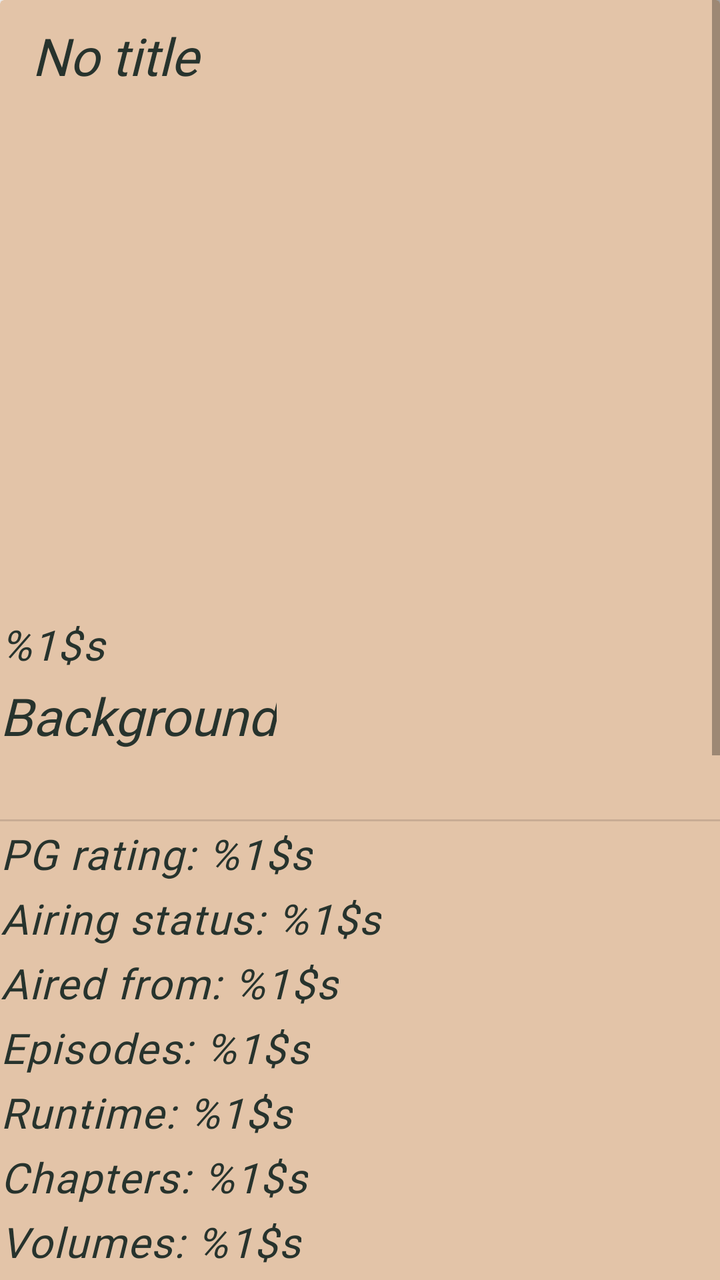
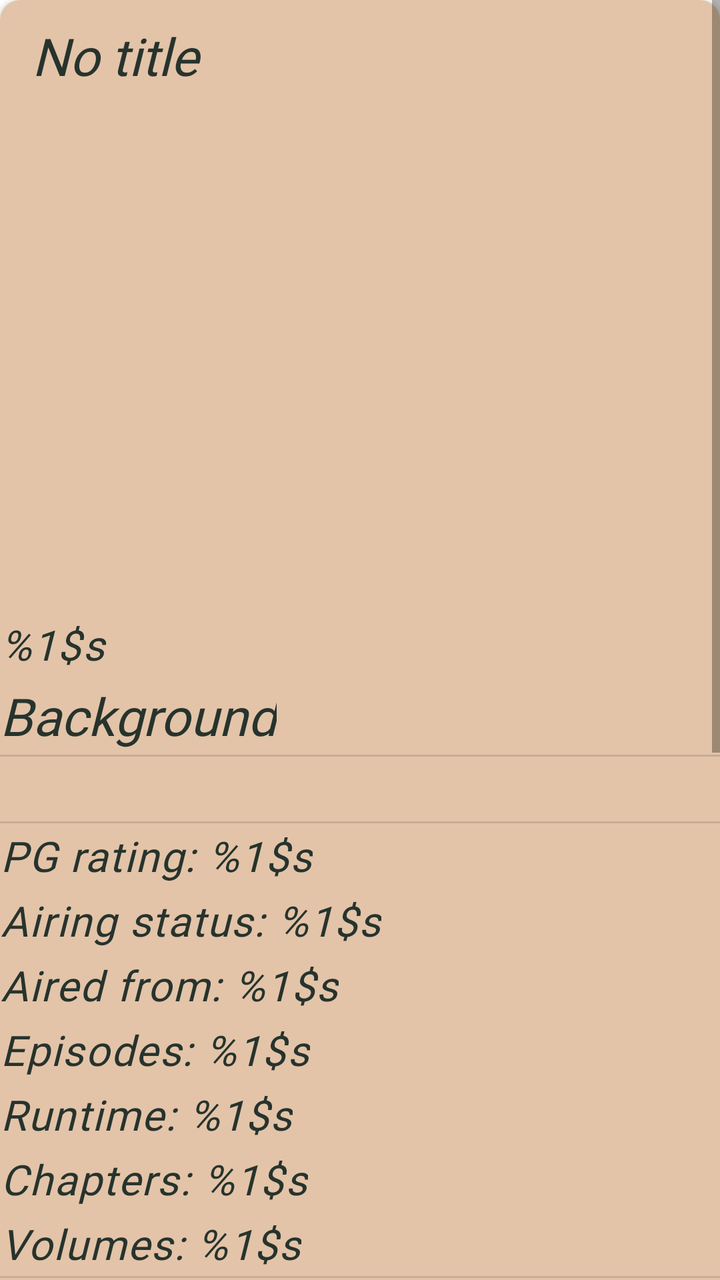

Before-and-after screenshots of an Android layout around one commit, followed by the original layout XML and the change that was made.
<!-- AndroidManifest.xml: another module's application theme Theme.ECatalogs -->
<!-- res/layout/fragment_jikan_details.xml -->
<?xml version="1.0" encoding="utf-8"?>
<ScrollView xmlns:android="http://schemas.android.com/apk/res/android"
    xmlns:app="http://schemas.android.com/apk/res-auto"
    xmlns:tools="http://schemas.android.com/tools"
    android:layout_width="match_parent"
    android:layout_height="match_parent"
    android:layout_margin="@dimen/two_dimen"
    android:orientation="vertical">

    <androidx.cardview.widget.CardView
        android:id="@+id/details_card_view"
        android:layout_width="match_parent"
        android:layout_height="wrap_content"
        android:backgroundTint="?attr/colorSurface">

        <LinearLayout
            android:layout_width="match_parent"
            android:layout_height="match_parent"
            android:orientation="vertical">

            <androidx.appcompat.widget.Toolbar
                android:id="@+id/toolbar"
                android:layout_width="match_parent"
                android:layout_height="wrap_content">

                <LinearLayout
                    android:layout_width="match_parent"
                    android:layout_height="wrap_content"
                    android:orientation="vertical">

                    <TextView
                        android:id="@+id/title"
                        android:layout_width="match_parent"
                        android:layout_height="wrap_content"
                        android:hint="@string/no_title"
                        android:textAppearance="?attr/textAppearanceHeadline5"/>

                </LinearLayout>

            </androidx.appcompat.widget.Toolbar>

            <com.google.android.material.imageview.ShapeableImageView
                android:id="@+id/image"
                android:layout_width="match_parent"
                android:layout_height="wrap_content"
                android:adjustViewBounds="true"
                android:minWidth="@dimen/min_image_width"
                android:minHeight="@dimen/image_height"
                android:scaleType="fitCenter"
                app:strokeColor="@null" />

            <com.google.android.material.textview.MaterialTextView
                android:id="@+id/synopsis"
                android:layout_width="match_parent"
                android:layout_height="wrap_content"
                android:layout_marginVertical="@dimen/two_dimen"
                android:hint="@string/synopsis"
                android:textAppearance="?attr/textAppearanceBody1" />

            <com.google.android.material.textview.MaterialTextView
                android:layout_width="wrap_content"
                android:layout_height="wrap_content"
                android:layout_marginVertical="@dimen/two_dimen"
                android:text="@string/background_headline"
                android:textAppearance="?attr/textAppearanceHeadline5" />

            <com.google.android.material.textview.MaterialTextView
                android:id="@+id/background"
                android:layout_width="wrap_content"
                android:layout_height="wrap_content"
                android:layout_marginVertical="@dimen/two_dimen"
                android:textAppearance="?attr/textAppearanceBody1" />

            <View style="@style/Divider.Horizontal" />

            <com.google.android.material.textview.MaterialTextView
                android:id="@+id/pg_rating"
                android:layout_width="wrap_content"
                android:layout_height="wrap_content"
                android:layout_marginVertical="@dimen/two_dimen"
                android:text="@string/pg_rating"
                android:textAppearance="?attr/textAppearanceBody1" />

            <com.google.android.material.textview.MaterialTextView
                android:id="@+id/airing_status"
                android:layout_width="wrap_content"
                android:layout_height="wrap_content"
                android:layout_marginVertical="@dimen/two_dimen"
                android:text="@string/airing_status"
                android:textAppearance="?attr/textAppearanceBody1" />

            <com.google.android.material.textview.MaterialTextView
                android:id="@+id/aired"
                android:layout_width="wrap_content"
                android:layout_height="wrap_content"
                android:layout_marginVertical="@dimen/two_dimen"
                android:text="@string/aired"
                android:textAppearance="?attr/textAppearanceBody1" />

            <com.google.android.material.textview.MaterialTextView
                android:id="@+id/episodes"
                android:layout_width="wrap_content"
                android:layout_height="wrap_content"
                android:layout_marginVertical="@dimen/two_dimen"
                android:text="@string/episodes"
                android:textAppearance="?attr/textAppearanceBody1" />

            <com.google.android.material.textview.MaterialTextView
                android:id="@+id/runtime"
                android:layout_width="wrap_content"
                android:layout_height="wrap_content"
                android:layout_marginVertical="@dimen/two_dimen"
                android:text="@string/runtime"
                android:textAppearance="?attr/textAppearanceBody1" />

            <com.google.android.material.textview.MaterialTextView
                android:id="@+id/chapters"
                android:layout_width="wrap_content"
                android:layout_height="wrap_content"
                android:layout_marginVertical="@dimen/two_dimen"
                android:text="@string/chapters"
                android:textAppearance="?attr/textAppearanceBody1" />

            <com.google.android.material.textview.MaterialTextView
                android:id="@+id/volumes"
                android:layout_width="wrap_content"
                android:layout_height="wrap_content"
                android:layout_marginVertical="@dimen/two_dimen"
                android:text="@string/volumes"
                android:textAppearance="?attr/textAppearanceBody1" />

            <com.google.android.material.textview.MaterialTextView
                android:layout_width="wrap_content"
                android:layout_height="wrap_content"
                android:layout_marginVertical="@dimen/two_dimen"
                android:text="Genres"
                android:textAppearance="?attr/textAppearanceHeadline5" />

            <com.google.android.material.chip.ChipGroup
                android:layout_width="wrap_content"
                android:layout_height="wrap_content"
                android:layout_gravity="center"
                android:layout_marginBottom="@dimen/six_dimen"
                android:clickable="false"
                android:foregroundGravity="center_horizontal"
                android:layoutDirection="locale"
                android:theme="@style/Theme.MaterialComponents.Light"
                app:singleLine="true">

                <com.google.android.material.chip.Chip
                    android:id="@+id/genre_one"
                    android:layout_width="wrap_content"
                    android:layout_height="wrap_content"
                    android:gravity="start"
                    android:text="@string/score"
                    android:textAppearance="?attr/textAppearanceBody2"
                    app:chipBackgroundColor="?attr/colorOnSurfaceVariant"
                    app:chipStrokeColor="@android:color/black"
                    app:chipStrokeWidth="1dp" />

                <com.google.android.material.chip.Chip
                    android:id="@+id/genre_two"
                    android:layout_width="wrap_content"
                    android:layout_height="wrap_content"
                    android:gravity="center_horizontal"
                    android:text="@string/scored_by"
                    android:textAppearance="?attr/textAppearanceBody2"
                    app:chipBackgroundColor="?attr/colorOnSurfaceVariant"
                    app:chipStrokeColor="@android:color/black"
                    app:chipStrokeWidth="1dp" />

                <com.google.android.material.chip.Chip
                    android:id="@+id/genre_three"
                    android:layout_width="wrap_content"
                    android:layout_height="wrap_content"
                    android:gravity="end"
                    android:text="@string/rank"
                    android:textAppearance="?attr/textAppearanceBody2"
                    app:chipBackgroundColor="?attr/colorOnSurfaceVariant"
                    app:chipStrokeColor="@android:color/black"
                    app:chipStrokeWidth="1dp" />

            </com.google.android.material.chip.ChipGroup>

            <com.google.android.material.textview.MaterialTextView
                android:layout_width="wrap_content"
                android:layout_height="wrap_content"
                android:layout_marginVertical="@dimen/two_dimen"
                android:text="@string/ratings"
                android:textAppearance="?attr/textAppearanceHeadline5" />

            <com.google.android.material.chip.ChipGroup
                android:layout_width="wrap_content"
                android:layout_height="wrap_content"
                android:layout_gravity="center"
                android:layout_marginBottom="@dimen/six_dimen"
                android:clickable="false"
                android:foregroundGravity="center_horizontal"
                android:layoutDirection="locale"
                android:theme="@style/Theme.MaterialComponents.Light"
                app:singleLine="false">

                <com.google.android.material.chip.Chip
                    android:id="@+id/score"
                    android:layout_width="wrap_content"
                    android:layout_height="wrap_content"
                    android:gravity="start"
                    android:text="@string/score"
                    android:textAppearance="?attr/textAppearanceBody2"
                    app:chipBackgroundColor="?attr/colorOnSurfaceVariant"
                    app:chipStrokeColor="@android:color/black"
                    app:chipStrokeWidth="1dp" />

                <com.google.android.material.chip.Chip
                    android:id="@+id/scored_by"
                    android:layout_width="wrap_content"
                    android:layout_height="wrap_content"
                    android:gravity="center_horizontal"
                    android:text="@string/scored_by"
                    android:textAppearance="?attr/textAppearanceBody2"
                    app:chipBackgroundColor="?attr/colorOnSurfaceVariant"
                    app:chipStrokeColor="@android:color/black"
                    app:chipStrokeWidth="1dp" />

                <com.google.android.material.chip.Chip
                    android:id="@+id/rank"
                    android:layout_width="wrap_content"
                    android:layout_height="wrap_content"
                    android:gravity="end"
                    android:text="@string/rank"
                    android:textAppearance="?attr/textAppearanceBody2"
                    app:chipBackgroundColor="?attr/colorOnSurfaceVariant"
                    app:chipStrokeColor="@android:color/black"
                    app:chipStrokeWidth="1dp" />

                <com.google.android.material.chip.Chip
                    android:id="@+id/popularity"
                    android:layout_width="wrap_content"
                    android:layout_height="wrap_content"
                    android:gravity="end"
                    android:text="@string/popularity"
                    android:textAppearance="?attr/textAppearanceBody2"
                    app:chipBackgroundColor="?attr/colorOnSurfaceVariant"
                    app:chipStrokeColor="@android:color/black"
                    app:chipStrokeWidth="1dp" />

                <com.google.android.material.chip.Chip
                    android:id="@+id/members"
                    android:layout_width="wrap_content"
                    android:layout_height="wrap_content"
                    android:gravity="end"
                    android:text="@string/members"
                    android:textAppearance="?attr/textAppearanceBody2"
                    app:chipBackgroundColor="?attr/colorOnSurfaceVariant"
                    app:chipStrokeColor="@android:color/black"
                    app:chipStrokeWidth="1dp" />

                <com.google.android.material.chip.Chip
                    android:id="@+id/favorites"
                    android:layout_width="wrap_content"
                    android:layout_height="wrap_content"
                    android:gravity="end"
                    android:text="@string/favorites"
                    android:textAppearance="?attr/textAppearanceBody2"
                    app:chipBackgroundColor="?attr/colorOnSurfaceVariant"
                    app:chipStrokeColor="@android:color/black"
                    app:chipStrokeWidth="1dp" />

            </com.google.android.material.chip.ChipGroup>

            <View style="@style/Divider.Horizontal" />

            <com.google.android.material.textview.MaterialTextView
                android:id="@+id/url"
                android:layout_width="wrap_content"
                android:layout_height="wrap_content"
                android:layout_marginVertical="@dimen/two_dimen"
                android:text="@string/link_web_page"
                android:textAppearance="?attr/textAppearanceBody1" />

            <View style="@style/Divider.Horizontal" />

            <com.google.android.material.textview.MaterialTextView
                android:id="@+id/trailer"
                android:layout_width="wrap_content"
                android:layout_height="wrap_content"
                android:layout_marginVertical="@dimen/two_dimen"
                android:text="@string/link_trailer"
                android:textAppearance="?attr/textAppearanceBody1" />

            <com.google.android.material.textview.MaterialTextView
                android:id="@+id/serializations"
                android:layout_width="wrap_content"
                android:layout_height="wrap_content"
                android:layout_marginVertical="@dimen/two_dimen"
                android:text="@string/serializations"
                android:textAppearance="?attr/textAppearanceHeadline6" />

            <com.google.android.material.textview.MaterialTextView
                android:id="@+id/serialization_name"
                android:layout_width="wrap_content"
                android:layout_height="wrap_content"
                android:layout_marginVertical="@dimen/two_dimen"
                android:text="@string/serialization_name"
                android:textAppearance="?attr/textAppearanceBody1" />

            <com.google.android.material.textview.MaterialTextView
                android:id="@+id/serialization_link"
                android:layout_width="wrap_content"
                android:layout_height="wrap_content"
                android:layout_marginVertical="@dimen/two_dimen"
                android:text="@string/serialization_link"
                android:textAppearance="?attr/textAppearanceBody1" />

            <View style="@style/Divider.Horizontal" />
        </LinearLayout>
    </androidx.cardview.widget.CardView>

</ScrollView>
<!-- resources referenced by this layout -->
<resources>
  <dimen name="image_height">250dp</dimen>
  <dimen name="min_image_width">150dp</dimen>
  <dimen name="six_dimen">6dp</dimen>
  <dimen name="two_dimen">2dp</dimen>
  <string name="aired">Aired from: %1$s</string>
  <string name="airing_status">Airing status: %1$s</string>
  <string name="background_headline">Background</string>
  <string name="chapters">Chapters: %1$s</string>
  <string name="episodes">Episodes: %1$s</string>
  <string name="favorites">Favorites: %1$s</string>
  <string name="link_trailer">Link to trailer: %1$s</string>
  <string name="link_web_page">Link to web page: %1$s</string>
  <string name="members">Members: %1$s</string>
  <string name="no_title">No title</string>
  <string name="pg_rating">PG rating: %1$s</string>
  <string name="popularity">Popularity rank %1$s</string>
  <string name="rank">Rank %1$s</string>
  <string name="ratings">ratings</string>
  <string name="runtime">Runtime: %1$s</string>
  <string name="score">Score: %1$s</string>
  <string name="scored_by">Scored by %1$s users</string>
  <string name="serialization_link">Link to web page: %1$s</string>
  <string name="serialization_name">Name: %1$s</string>
  <string name="serializations">Serializations</string>
  <string name="synopsis">%1$s</string>
  <string name="volumes">Volumes: %1$s</string>
  <style name="Divider.Horizontal" parent="Divider">
          <item name="android:layout_width">match_parent</item>
          <item name="android:layout_height">1dp</item>
      </style>
  <style name="Divider">
          <item name="android:background">?android:attr/listDivider</item> // can add colorur here
      </style>
  <color name="color_surface">#E3C4A8</color>
  <color name="color_on_surface">#EBAF81</color>
  <color name="color_on_background">#35EBAF81</color>
  <color name="color_secondary">#DA8067</color>
  <color name="black">#27332D</color>
  <color name="white">#E9E2D0</color>
  <style name="ShapeAppearance.ECatalog.SmallComponent" parent="ShapeAppearance.MaterialComponents.SmallComponent">
          <item name="cornerFamily">rounded</item>
          <item name="cornerSize">@dimen/reply_small_component_corner_radius</item>
      </style>
  <style name="ShapeAppearance.ECatalog.MediumComponent" parent="ShapeAppearance.MaterialComponents.MediumComponent">
          <item name="cornerFamily">rounded</item>
          <item name="cornerSize">@dimen/reply_medium_component_corner_radius</item>
      </style>
  <style name="ShapeAppearance.ECatalog.LargeComponent" parent="ShapeAppearance.MaterialComponents.LargeComponent">
          <item name="cornerFamily">rounded</item>
          <item name="cornerSize">@dimen/reply_large_component_corner_radius</item>
      </style>
  <style name="TextAppearance.MdcTypographyStyles.Body1" parent="TextAppearance.MaterialComponents.Body1">
          <item name="fontFamily">@font/high_tower_text</item>
          <item name="android:fontFamily">@font/high_tower_text</item>
          <item name="android:textStyle">italic</item>
          <item name="android:textSize">21sp</item>
      </style>
  <style name="TextAppearance.MdcTypographyStyles.Body2" parent="TextAppearance.MaterialComponents.Body2">
          <item name="fontFamily">@font/high_tower_text</item>
          <item name="android:fontFamily">@font/high_tower_text</item>
          <item name="android:textStyle">italic</item>
          <item name="android:textSize">17sp</item>
      </style>
  <style name="TextAppearance.MdcTypographyStyles.Button" parent="TextAppearance.MaterialComponents.Button">
          <item name="fontFamily">@font/high_tower_text</item>
          <item name="android:fontFamily">@font/high_tower_text</item>
          <item name="android:textStyle">italic</item>
          <item name="android:textSize">15sp</item>
      </style>
  <dimen name="reply_small_component_corner_radius">8dp</dimen>
  <dimen name="reply_medium_component_corner_radius">12dp</dimen>
  <dimen name="reply_large_component_corner_radius">24dp</dimen>
  <!-- unchanged entries left out for length: 6 -->
</resources>

<!-- the commit's change to res/layout/fragment_jikan_details.xml (unified diff, before → after) -->
@@ -4,13 +4,15 @@
     xmlns:tools="http://schemas.android.com/tools"
     android:layout_width="match_parent"
     android:layout_height="match_parent"
-    android:layout_margin="@dimen/two_dimen"
+    android:layout_margin="@dimen/two_dp"
     android:orientation="vertical">
 
     <androidx.cardview.widget.CardView
         android:id="@+id/details_card_view"
         android:layout_width="match_parent"
         android:layout_height="wrap_content"
+        android:elevation="@dimen/two_dp"
+        app:cardCornerRadius="@dimen/card_corner_radius"
         android:backgroundTint="?attr/colorSurface">
 
         <LinearLayout
@@ -53,22 +55,24 @@
                 android:id="@+id/synopsis"
                 android:layout_width="match_parent"
                 android:layout_height="wrap_content"
-                android:layout_marginVertical="@dimen/two_dimen"
+                android:layout_marginVertical="@dimen/two_dp"
                 android:hint="@string/synopsis"
                 android:textAppearance="?attr/textAppearanceBody1" />
 
             <com.google.android.material.textview.MaterialTextView
                 android:layout_width="wrap_content"
                 android:layout_height="wrap_content"
-                android:layout_marginVertical="@dimen/two_dimen"
+                android:layout_marginVertical="@dimen/two_dp"
                 android:text="@string/background_headline"
                 android:textAppearance="?attr/textAppearanceHeadline5" />
 
+            <View style="@style/Divider.Horizontal" />
+
             <com.google.android.material.textview.MaterialTextView
                 android:id="@+id/background"
                 android:layout_width="wrap_content"
                 android:layout_height="wrap_content"
-                android:layout_marginVertical="@dimen/two_dimen"
+                android:layout_marginVertical="@dimen/two_dp"
                 android:textAppearance="?attr/textAppearanceBody1" />
 
             <View style="@style/Divider.Horizontal" />
@@ -77,7 +81,7 @@
                 android:id="@+id/pg_rating"
                 android:layout_width="wrap_content"
                 android:layout_height="wrap_content"
-                android:layout_marginVertical="@dimen/two_dimen"
+                android:layout_marginVertical="@dimen/two_dp"
                 android:text="@string/pg_rating"
                 android:textAppearance="?attr/textAppearanceBody1" />
 
@@ -85,7 +89,7 @@
                 android:id="@+id/airing_status"
                 android:layout_width="wrap_content"
                 android:layout_height="wrap_content"
-                android:layout_marginVertical="@dimen/two_dimen"
+                android:layout_marginVertical="@dimen/two_dp"
                 android:text="@string/airing_status"
                 android:textAppearance="?attr/textAppearanceBody1" />
 
@@ -93,7 +97,7 @@
                 android:id="@+id/aired"
                 android:layout_width="wrap_content"
                 android:layout_height="wrap_content"
-                android:layout_marginVertical="@dimen/two_dimen"
+                android:layout_marginVertical="@dimen/two_dp"
                 android:text="@string/aired"
                 android:textAppearance="?attr/textAppearanceBody1" />
 
@@ -101,7 +105,7 @@
                 android:id="@+id/episodes"
                 android:layout_width="wrap_content"
                 android:layout_height="wrap_content"
-                android:layout_marginVertical="@dimen/two_dimen"
+                android:layout_marginVertical="@dimen/two_dp"
                 android:text="@string/episodes"
                 android:textAppearance="?attr/textAppearanceBody1" />
 
@@ -109,7 +113,7 @@
                 android:id="@+id/runtime"
                 android:layout_width="wrap_content"
                 android:layout_height="wrap_content"
-                android:layout_marginVertical="@dimen/two_dimen"
+                android:layout_marginVertical="@dimen/two_dp"
                 android:text="@string/runtime"
                 android:textAppearance="?attr/textAppearanceBody1" />
 
@@ -117,7 +121,7 @@
                 android:id="@+id/chapters"
                 android:layout_width="wrap_content"
                 android:layout_height="wrap_content"
-                android:layout_marginVertical="@dimen/two_dimen"
+                android:layout_marginVertical="@dimen/two_dp"
                 android:text="@string/chapters"
                 android:textAppearance="?attr/textAppearanceBody1" />
 
@@ -125,14 +129,16 @@
                 android:id="@+id/volumes"
                 android:layout_width="wrap_content"
                 android:layout_height="wrap_content"
-                android:layout_marginVertical="@dimen/two_dimen"
+                android:layout_marginVertical="@dimen/two_dp"
                 android:text="@string/volumes"
                 android:textAppearance="?attr/textAppearanceBody1" />
 
-            <com.google.android.material.textview.MaterialTextView
-                android:layout_width="wrap_content"
-                android:layout_height="wrap_content"
-                android:layout_marginVertical="@dimen/two_dimen"
+            <View style="@style/Divider.Horizontal" />
+
+            <com.google.android.material.textview.MaterialTextView
+                android:layout_width="wrap_content"
+                android:layout_height="wrap_content"
+                android:layout_marginVertical="@dimen/two_dp"
                 android:text="Genres"
                 android:textAppearance="?attr/textAppearanceHeadline5" />
 
@@ -140,7 +146,7 @@
                 android:layout_width="wrap_content"
                 android:layout_height="wrap_content"
                 android:layout_gravity="center"
-                android:layout_marginBottom="@dimen/six_dimen"
+                android:layout_marginBottom="@dimen/six_dp"
                 android:clickable="false"
                 android:foregroundGravity="center_horizontal"
                 android:layoutDirection="locale"
@@ -182,18 +188,22 @@
 
             </com.google.android.material.chip.ChipGroup>
 
-            <com.google.android.material.textview.MaterialTextView
-                android:layout_width="wrap_content"
-                android:layout_height="wrap_content"
-                android:layout_marginVertical="@dimen/two_dimen"
+            <View style="@style/Divider.Horizontal" />
+
+            <com.google.android.material.textview.MaterialTextView
+                android:layout_width="wrap_content"
+                android:layout_height="wrap_content"
+                android:layout_marginVertical="@dimen/two_dp"
                 android:text="@string/ratings"
                 android:textAppearance="?attr/textAppearanceHeadline5" />
 
+            <View style="@style/Divider.Horizontal" />
+
             <com.google.android.material.chip.ChipGroup
                 android:layout_width="wrap_content"
                 android:layout_height="wrap_content"
                 android:layout_gravity="center"
-                android:layout_marginBottom="@dimen/six_dimen"
+                android:layout_marginBottom="@dimen/six_dp"
                 android:clickable="false"
                 android:foregroundGravity="center_horizontal"
                 android:layoutDirection="locale"
@@ -274,7 +284,7 @@
                 android:id="@+id/url"
                 android:layout_width="wrap_content"
                 android:layout_height="wrap_content"
-                android:layout_marginVertical="@dimen/two_dimen"
+                android:layout_marginVertical="@dimen/two_dp"
                 android:text="@string/link_web_page"
                 android:textAppearance="?attr/textAppearanceBody1" />
 
@@ -284,7 +294,7 @@
                 android:id="@+id/trailer"
                 android:layout_width="wrap_content"
                 android:layout_height="wrap_content"
-                android:layout_marginVertical="@dimen/two_dimen"
+                android:layout_marginVertical="@dimen/two_dp"
                 android:text="@string/link_trailer"
                 android:textAppearance="?attr/textAppearanceBody1" />
 
@@ -292,7 +302,7 @@
                 android:id="@+id/serializations"
                 android:layout_width="wrap_content"
                 android:layout_height="wrap_content"
-                android:layout_marginVertical="@dimen/two_dimen"
+                android:layout_marginVertical="@dimen/two_dp"
                 android:text="@string/serializations"
                 android:textAppearance="?attr/textAppearanceHeadline6" />
 
@@ -300,7 +310,7 @@
                 android:id="@+id/serialization_name"
                 android:layout_width="wrap_content"
                 android:layout_height="wrap_content"
-                android:layout_marginVertical="@dimen/two_dimen"
+                android:layout_marginVertical="@dimen/two_dp"
                 android:text="@string/serialization_name"
                 android:textAppearance="?attr/textAppearanceBody1" />
 
@@ -308,7 +318,7 @@
                 android:id="@+id/serialization_link"
                 android:layout_width="wrap_content"
                 android:layout_height="wrap_content"
-                android:layout_marginVertical="@dimen/two_dimen"
+                android:layout_marginVertical="@dimen/two_dp"
                 android:text="@string/serialization_link"
                 android:textAppearance="?attr/textAppearanceBody1" />
 
<!-- resource entries referenced after the edit -->
@@ -1,17 +1,18 @@
 <!-- resources referenced by this layout -->
 <resources>
+  <dimen name="card_corner_radius">10dp</dimen>
   <dimen name="image_height">250dp</dimen>
   <dimen name="min_image_width">150dp</dimen>
-  <dimen name="six_dimen">6dp</dimen>
-  <dimen name="two_dimen">2dp</dimen>
+  <dimen name="six_dp">6dp</dimen>
+  <dimen name="two_dp">2dp</dimen>
   <string name="aired">Aired from: %1$s</string>
   <string name="airing_status">Airing status: %1$s</string>
   <string name="background_headline">Background</string>
   <string name="chapters">Chapters: %1$s</string>
   <string name="episodes">Episodes: %1$s</string>
   <string name="favorites">Favorites: %1$s</string>
-  <string name="link_trailer">Link to trailer: %1$s</string>
-  <string name="link_web_page">Link to web page: %1$s</string>
+  <string name="link_trailer">Click to watch trailer</string>
+  <string name="link_web_page">Link to open web page</string>
   <string name="members">Members: %1$s</string>
   <string name="no_title">No title</string>
   <string name="pg_rating">PG rating: %1$s</string>
